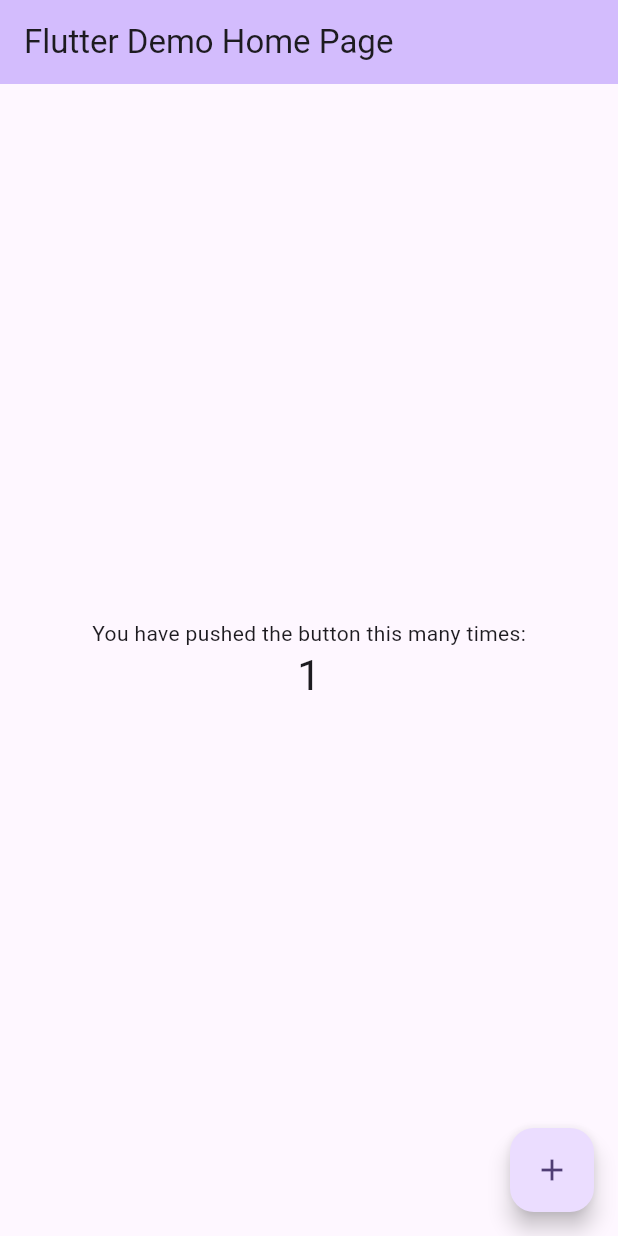
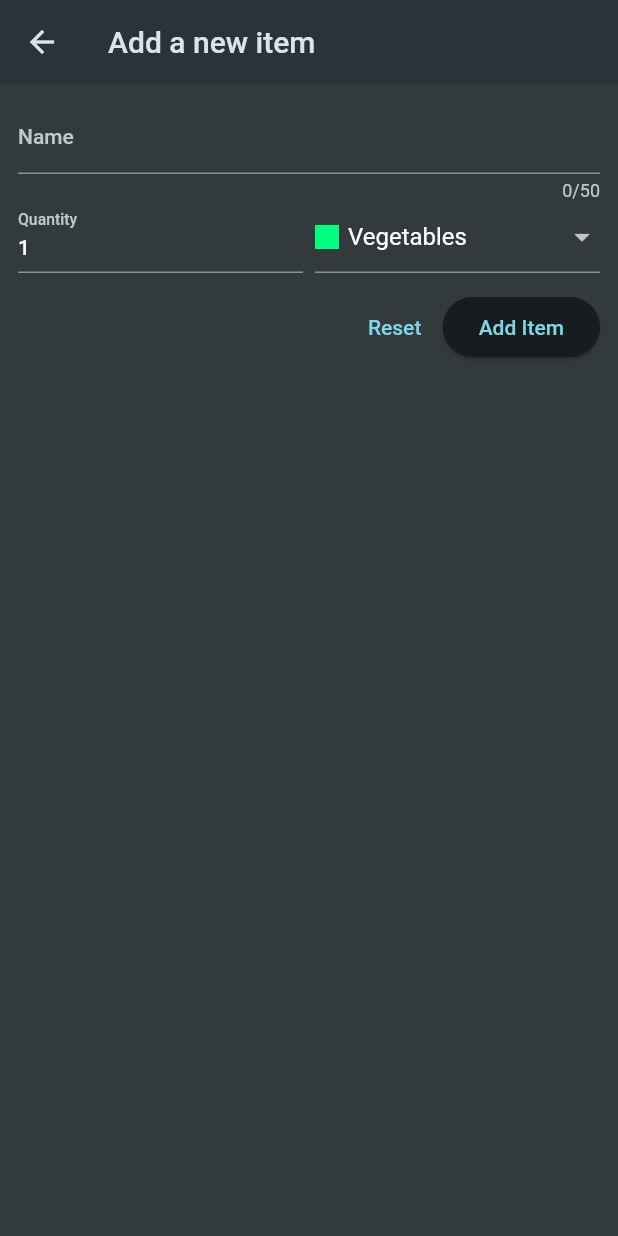
Before and after one commit to hassanajmalatwork/shoping_list, a Flutter app: the screen it shows after launch, after a tap on the "add" icon, on a phone screen of 412 x 824 dp. Run offline on Flutter 3.47's test engine with Material 2 defaults, Android fonts, the light colour scheme and no system bars.

Commit message:
Shopping list app(item number,name,type)

```diff
--- /dev/null
+++ b/lib/data/categories.dart
@@ -0,0 +1,46 @@
+import 'package:flutter/material.dart';
+
+import 'package:shoping_list/models/category.dart';
+
+const categories = {
+  Categories.vegetables: Category(
+    'Vegetables',
+    Color.fromARGB(255, 0, 255, 128),
+  ),
+  Categories.fruit: Category(
+    'Fruit',
+    Color.fromARGB(255, 145, 255, 0),
+  ),
+  Categories.meat: Category(
+    'Meat',
+    Color.fromARGB(255, 255, 102, 0),
+  ),
+  Categories.dairy: Category(
+    'Dairy',
+    Color.fromARGB(255, 0, 208, 255),
+  ),
+  Categories.carbs: Category(
+    'Carbs',
+    Color.fromARGB(255, 0, 60, 255),
+  ),
+  Categories.sweets: Category(
+    'Sweets',
+    Color.fromARGB(255, 255, 149, 0),
+  ),
+  Categories.spices: Category(
+    'Spices',
+    Color.fromARGB(255, 255, 187, 0),
+  ),
+  Categories.convenience: Category(
+    'Convenience',
+    Color.fromARGB(255, 191, 0, 255),
+  ),
+  Categories.hygiene: Category(
+    'Hygiene',
+    Color.fromARGB(255, 149, 0, 255),
+  ),
+  Categories.other: Category(
+    'Other',
+    Color.fromARGB(255, 0, 225, 255),
+  ),
+};
--- /dev/null
+++ b/lib/data/dummy_items.dart
@@ -0,0 +1,21 @@
+import 'package:shoping_list/models/grocery_item.dart';
+import 'package:shoping_list/models/category.dart';
+import 'package:shoping_list/data/categories.dart';
+
+final groceryItems = [
+  GroceryItem(
+      id: 'a',
+      name: 'Milk',
+      quantity: 1,
+      category: categories[Categories.dairy]!),
+  GroceryItem(
+      id: 'b',
+      name: 'Bananas',
+      quantity: 5,
+      category: categories[Categories.fruit]!),
+  GroceryItem(
+      id: 'c',
+      name: 'Beef Steak',
+      quantity: 1,
+      category: categories[Categories.meat]!),
+];
--- a/lib/main.dart
+++ b/lib/main.dart
@@ -1,4 +1,6 @@
 import 'package:flutter/material.dart';
+
+import 'package:shoping_list/widgets/grocery_list.dart';
 
 void main() {
   runApp(const MyApp());
@@ -11,115 +13,17 @@ class MyApp extends StatelessWidget {
   @override
   Widget build(BuildContext context) {
     return MaterialApp(
-      title: 'Flutter Demo',
-      theme: ThemeData(
-        // This is the theme of your application.
-        //
-        // TRY THIS: Try running your application with "flutter run". You'll see
-        // the application has a blue toolbar. Then, without quitting the app,
-        // try changing the seedColor in the colorScheme below to Colors.green
-        // and then invoke "hot reload" (save your changes or press the "hot
-        // reload" button in a Flutter-supported IDE, or press "r" if you used
-        // the command line to start the app).
-        //
-        // Notice that the counter didn't reset back to zero; the application
-        // state is not lost during the reload. To reset the state, use hot
-        // restart instead.
-        //
-        // This works for code too, not just values: Most code changes can be
-        // tested with just a hot reload.
-        colorScheme: ColorScheme.fromSeed(seedColor: Colors.deepPurple),
+      title: 'Flutter Groceries',
+      theme: ThemeData.dark().copyWith(
         useMaterial3: true,
+        colorScheme: ColorScheme.fromSeed(
+          seedColor: const Color.fromARGB(255, 147, 229, 250),
+          brightness: Brightness.dark,
+          surface: const Color.fromARGB(255, 42, 51, 59),
+        ),
+        scaffoldBackgroundColor: const Color.fromARGB(255, 50, 58, 60),
       ),
-      home: const MyHomePage(title: 'Flutter Demo Home Page'),
+      home: const GroceryList(),
     );
   }
 }
-
-class MyHomePage extends StatefulWidget {
-  const MyHomePage({super.key, required this.title});
-
-  // This widget is the home page of your application. It is stateful, meaning
-  // that it has a State object (defined below) that contains fields that affect
-  // how it looks.
-
-  // This class is the configuration for the state. It holds the values (in this
-  // case the title) provided by the parent (in this case the App widget) and
-  // used by the build method of the State. Fields in a Widget subclass are
-  // always marked "final".
-
-  final String title;
-
-  @override
-  State<MyHomePage> createState() => _MyHomePageState();
-}
-
-class _MyHomePageState extends State<MyHomePage> {
-  int _counter = 0;
-
-  void _incrementCounter() {
-    setState(() {
-      // This call to setState tells the Flutter framework that something has
-      // changed in this State, which causes it to rerun the build method below
-      // so that the display can reflect the updated values. If we changed
-      // _counter without calling setState(), then the build method would not be
-      // called again, and so nothing would appear to happen.
-      _counter++;
-    });
-  }
-
-  @override
-  Widget build(BuildContext context) {
-    // This method is rerun every time setState is called, for instance as done
-    // by the _incrementCounter method above.
-    //
-    // The Flutter framework has been optimized to make rerunning build methods
-    // fast, so that you can just rebuild anything that needs updating rather
-    // than having to individually change instances of widgets.
-    return Scaffold(
-      appBar: AppBar(
-        // TRY THIS: Try changing the color here to a specific color (to
-        // Colors.amber, perhaps?) and trigger a hot reload to see the AppBar
-        // change color while the other colors stay the same.
-        backgroundColor: Theme.of(context).colorScheme.inversePrimary,
-        // Here we take the value from the MyHomePage object that was created by
-        // the App.build method, and use it to set our appbar title.
-        title: Text(widget.title),
-      ),
-      body: Center(
-        // Center is a layout widget. It takes a single child and positions it
-        // in the middle of the parent.
-        child: Column(
-          // Column is also a layout widget. It takes a list of children and
-          // arranges them vertically. By default, it sizes itself to fit its
-          // children horizontally, and tries to be as tall as its parent.
-          //
-          // Column has various properties to control how it sizes itself and
-          // how it positions its children. Here we use mainAxisAlignment to
-          // center the children vertically; the main axis here is the vertical
-          // axis because Columns are vertical (the cross axis would be
-          // horizontal).
-          //
-          // TRY THIS: Invoke "debug painting" (choose the "Toggle Debug Paint"
-          // action in the IDE, or press "p" in the console), to see the
-          // wireframe for each widget.
-          mainAxisAlignment: MainAxisAlignment.center,
-          children: <Widget>[
-            const Text(
-              'You have pushed the button this many times:',
-            ),
-            Text(
-              '$_counter',
-              style: Theme.of(context).textTheme.headlineMedium,
-            ),
-          ],
-        ),
-      ),
-      floatingActionButton: FloatingActionButton(
-        onPressed: _incrementCounter,
-        tooltip: 'Increment',
-        child: const Icon(Icons.add),
-      ), // This trailing comma makes auto-formatting nicer for build methods.
-    );
-  }
-}
--- /dev/null
+++ b/lib/models/category.dart
@@ -0,0 +1,21 @@
+import 'package:flutter/material.dart';
+
+enum Categories {
+  vegetables,
+  fruit,
+  meat,
+  dairy,
+  carbs,
+  sweets,
+  spices,
+  convenience,
+  hygiene,
+  other
+}
+
+class Category {
+  const Category(this.title, this.color);
+
+  final String title;
+  final Color color;
+}
--- /dev/null
+++ b/lib/models/grocery_item.dart
@@ -0,0 +1,15 @@
+import 'package:shoping_list/models/category.dart';
+
+class GroceryItem {
+  const GroceryItem({
+    required this.id,
+    required this.name,
+    required this.quantity,
+    required this.category,
+  });
+
+  final String id;
+  final String name;
+  final int quantity;
+  final Category category;
+}
--- /dev/null
+++ b/lib/widgets/grocery_list.dart
@@ -0,0 +1,78 @@
+import 'package:flutter/material.dart';
+
+import 'package:shoping_list/models/grocery_item.dart';
+import 'package:shoping_list/widgets/new_item.dart';
+
+class GroceryList extends StatefulWidget {
+  const GroceryList({super.key});
+
+  @override
+  State<GroceryList> createState() => _GroceryListState();
+}
+
+class _GroceryListState extends State<GroceryList> {
+  final List<GroceryItem> _groceryItems = [];
+
+  void _addItem() async {
+    final newItem = await Navigator.of(context).push<GroceryItem>(
+      MaterialPageRoute(
+        builder: (ctx) => const NewItem(),
+      ),
+    );
+
+    if (newItem == null) {
+      return;
+    }
+
+    setState(() {
+      _groceryItems.add(newItem);
+    });
+  }
+
+  void _removeItem(GroceryItem item) {
+    setState(() {
+      _groceryItems.remove(item);
+    });
+  }
+
+  @override
+  Widget build(BuildContext context) {
+    Widget content = const Center(child: Text('No items added yet.'));
+
+    if (_groceryItems.isNotEmpty) {
+      content = ListView.builder(
+        itemCount: _groceryItems.length,
+        itemBuilder: (ctx, index) => Dismissible(
+          onDismissed: (direction) {
+            _removeItem(_groceryItems[index]);
+          },
+          key: ValueKey(_groceryItems[index].id),
+          child: ListTile(
+            title: Text(_groceryItems[index].name),
+            leading: Container(
+              width: 24,
+              height: 24,
+              color: _groceryItems[index].category.color,
+            ),
+            trailing: Text(
+              _groceryItems[index].quantity.toString(),
+            ),
+          ),
+        ),
+      );
+    }
+
+    return Scaffold(
+      appBar: AppBar(
+        title: const Text('Your Groceries'),
+        actions: [
+          IconButton(
+            onPressed: _addItem,
+            icon: const Icon(Icons.add),
+          ),
+        ],
+      ),
+      body: content,
+    );
+  }
+}
--- /dev/null
+++ b/lib/widgets/new_item.dart
@@ -0,0 +1,145 @@
+import 'package:flutter/material.dart';
+
+import 'package:shoping_list/data/categories.dart';
+import 'package:shoping_list/models/category.dart';
+import 'package:shoping_list/models/grocery_item.dart';
+
+class NewItem extends StatefulWidget {
+  const NewItem({super.key});
+
+  @override
+  State<NewItem> createState() {
+    return _NewItemState();
+  }
+}
+
+class _NewItemState extends State<NewItem> {
+  final _formKey = GlobalKey<FormState>();
+  var _enteredName = '';
+  var _enteredQuantity = 1;
+  var _selectedCategory = categories[Categories.vegetables]!;
+
+  void _saveItem() {
+    if (_formKey.currentState!.validate()) {
+      _formKey.currentState!.save();
+      Navigator.of(context).pop(
+        GroceryItem(
+          id: DateTime.now().toString(),
+          name: _enteredName,
+          quantity: _enteredQuantity,
+          category: _selectedCategory,
+        ),
+      );
+    }
+  }
+
+  @override
+  Widget build(BuildContext context) {
+    return Scaffold(
+      appBar: AppBar(
+        title: const Text('Add a new item'),
+      ),
+      body: Padding(
+        padding: const EdgeInsets.all(12),
+        child: Form(
+          key: _formKey,
+          child: Column(
+            children: [
+              TextFormField(
+                maxLength: 50,
+                decoration: const InputDecoration(
+                  label: Text('Name'),
+                ),
+                validator: (value) {
+                  if (value == null ||
+                      value.isEmpty ||
+                      value.trim().length <= 1 ||
+                      value.trim().length > 50) {
+                    return 'Must be between 1 and 50 characters.';
+                  }
+                  return null;
+                },
+                onSaved: (value) {
+                  // if (value == null) {
+                  //   return;
+                  // }
+                  _enteredName = value!;
+                },
+              ), // instead of TextField()
+              Row(
+                crossAxisAlignment: CrossAxisAlignment.end,
+                children: [
+                  Expanded(
+                    child: TextFormField(
+                      decoration: const InputDecoration(
+                        label: Text('Quantity'),
+                      ),
+                      keyboardType: TextInputType.number,
+                      initialValue: _enteredQuantity.toString(),
+                      validator: (value) {
+                        if (value == null ||
+                            value.isEmpty ||
+                            int.tryParse(value) == null ||
+                            int.tryParse(value)! <= 0) {
+                          return 'Must be a valid, positive number.';
+                        }
+                        return null;
+                      },
+                      onSaved: (value) {
+                        _enteredQuantity = int.parse(value!);
+                      },
+                    ),
+                  ),
+                  const SizedBox(width: 8),
+                  Expanded(
+                    child: DropdownButtonFormField(
+                      value: _selectedCategory,
+                      items: [
+                        for (final category in categories.entries)
+                          DropdownMenuItem(
+                            value: category.value,
+                            child: Row(
+                              children: [
+                                Container(
+                                  width: 16,
+                                  height: 16,
+                                  color: category.value.color,
+                                ),
+                                const SizedBox(width: 6),
+                                Text(category.value.title),
+                              ],
+                            ),
+                          ),
+                      ],
+                      onChanged: (value) {
+                        setState(() {
+                          _selectedCategory = value!;
+                        });
+                      },
+                    ),
+                  ),
+                ],
+              ),
+              const SizedBox(height: 12),
+              Row(
+                mainAxisAlignment: MainAxisAlignment.end,
+                children: [
+                  TextButton(
+                    onPressed: () {
+                      _formKey.currentState!.reset();
+                    },
+                    child: const Text('Reset'),
+                  ),
+                  ElevatedButton(
+                    onPressed: _saveItem,
+                    child: const Text('Add Item'),
+                  )
+                ],
+              ),
+            ],
+          ),
+        ),
+      ),
+    );
+  }
+}
```
